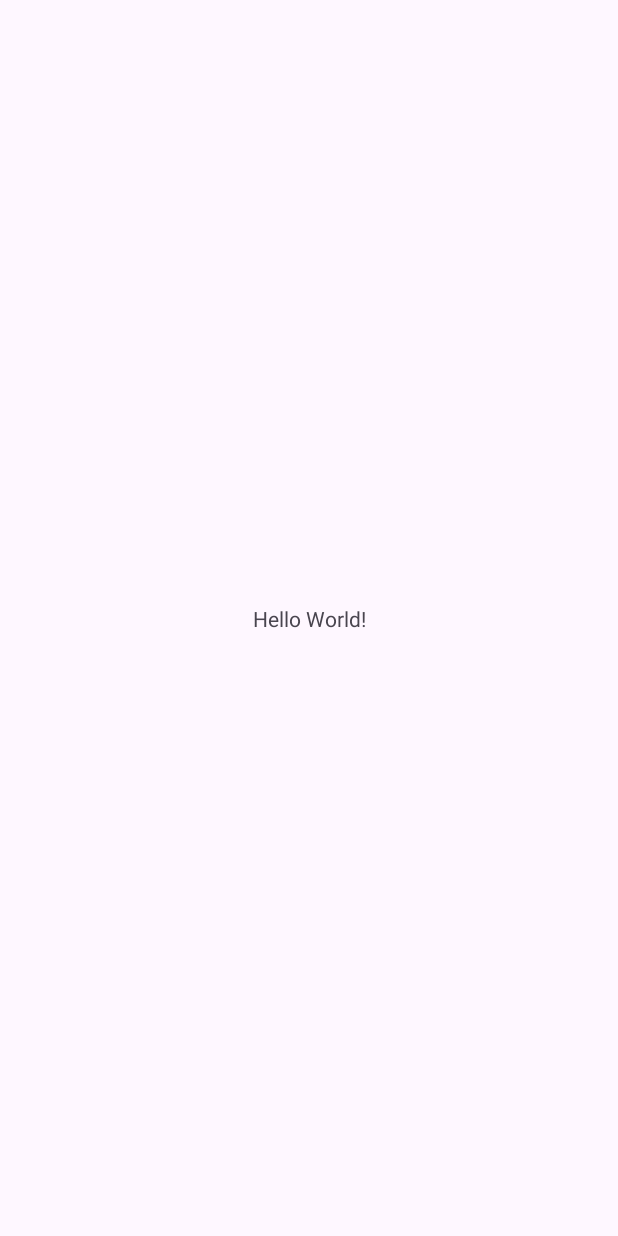
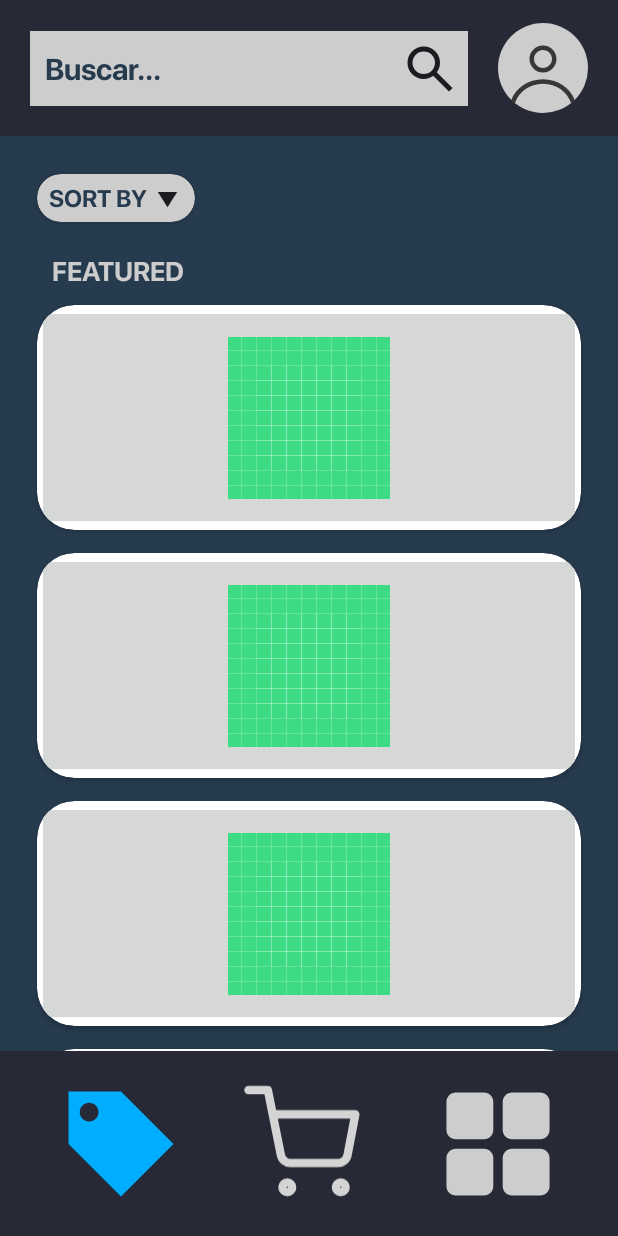
Before and after one commit to Abner0810/Ponchos_Rojos, an Android app: the screen it shows after launch (MainActivity before the commit, TiendaActivity after it), on a phone screen of 412 x 824 dp. Before the commit the screen is almost empty. Run offline under Robolectric (Android 15) with nearby library versions, the phone set to English and light mode, and no system bars.

Commit message:
TIENDA SIN FUNCIONALIDADES

```diff
--- a/app/src/main/AndroidManifest.xml
+++ b/app/src/main/AndroidManifest.xml
@@ -15,7 +15,7 @@
             android:name=".activity_login"
             android:exported="false" />
         <activity
-            android:name=".MainActivity"
+            android:name=".TiendaActivity"
             android:exported="true">
             <intent-filter>
                 <action android:name="android.intent.action.MAIN" />
--- a/app/src/main/java/com/example/ponchos_rojos/MainActivity.kt
+++ /dev/null
@@ -1,20 +0,0 @@
-package com.example.ponchos_rojos
-
-import android.os.Bundle
-import androidx.activity.enableEdgeToEdge
-import androidx.appcompat.app.AppCompatActivity
-import androidx.core.view.ViewCompat
-import androidx.core.view.WindowInsetsCompat
-
-class MainActivity : AppCompatActivity() {
-    override fun onCreate(savedInstanceState: Bundle?) {
-        super.onCreate(savedInstanceState)
-        enableEdgeToEdge()
-        setContentView(R.layout.activity_main)
-        ViewCompat.setOnApplyWindowInsetsListener(findViewById(R.id.main)) { v, insets ->
-            val systemBars = insets.getInsets(WindowInsetsCompat.Type.systemBars())
-            v.setPadding(systemBars.left, systemBars.top, systemBars.right, systemBars.bottom)
-            insets
-        }
-    }
-}
--- /dev/null
+++ b/app/src/main/java/com/example/ponchos_rojos/TiendaActivity.kt
@@ -0,0 +1,47 @@
+package com.example.ponchos_rojos
+
+import android.os.Bundle
+import android.text.Editable
+import android.text.TextWatcher
+import android.widget.EditText
+import androidx.activity.enableEdgeToEdge
+import androidx.appcompat.app.AppCompatActivity
+import androidx.core.view.ViewCompat
+import androidx.core.view.WindowInsetsCompat
+import android.widget.ImageView
+import androidx.core.view.isVisible
+
+class TiendaActivity : AppCompatActivity() {
+    override fun onCreate(savedInstanceState: Bundle?) {
+        super.onCreate(savedInstanceState)
+        enableEdgeToEdge()
+        setContentView(R.layout.activity_tienda)
+        ViewCompat.setOnApplyWindowInsetsListener(findViewById(R.id.main)) { v, insets ->
+            val systemBars = insets.getInsets(WindowInsetsCompat.Type.systemBars())
+            v.setPadding(systemBars.left, systemBars.top, systemBars.right, systemBars.bottom)
+            insets
+        }
+
+        val searchEditText = findViewById<EditText>(R.id.textview1)
+        val searchIcon = findViewById<ImageView>(R.id.imageview1)
+
+        searchEditText.addTextChangedListener(object : TextWatcher {
+            override fun beforeTextChanged(s: CharSequence?, start: Int, count: Int, after: Int) {
+            }
+
+            override fun onTextChanged(s: CharSequence?, start: Int, before: Int, count: Int) {
+
+                if (s.isNullOrEmpty()) {
+                    searchIcon.isVisible = true
+                } else {
+                    searchIcon.isVisible = false
+                }
+            }
+
+            override fun afterTextChanged(s: Editable?) {
+                // Not needed for this task
+            }
+        })
+
+    }
+}
--- /dev/null
+++ b/app/src/main/res/drawable/carrito.xml
@@ -0,0 +1,13 @@
+<vector xmlns:android="http://schemas.android.com/apk/res/android"
+    android:width="215dp"
+    android:height="209dp"
+    android:viewportWidth="215"
+    android:viewportHeight="209">
+  <path
+      android:pathData="M11.5,8.71H46.33L69.67,125.31C70.47,129.32 72.65,132.92 75.83,135.49C79.02,138.05 83,139.41 87.09,139.33H171.73C175.82,139.41 179.8,138.05 182.99,135.49C186.17,132.92 188.35,129.32 189.15,125.31L203.08,52.25H55.04M89.88,182.88C89.88,187.68 85.98,191.58 81.17,191.58C76.36,191.58 72.46,187.68 72.46,182.88C72.46,178.07 76.36,174.17 81.17,174.17C85.98,174.17 89.88,178.07 89.88,182.88ZM185.67,182.88C185.67,187.68 181.77,191.58 176.96,191.58C172.15,191.58 168.25,187.68 168.25,182.88C168.25,178.07 172.15,174.17 176.96,174.17C181.77,174.17 185.67,178.07 185.67,182.88Z"
+      android:strokeLineJoin="round"
+      android:strokeWidth="15"
+      android:fillColor="#00000000"
+      android:strokeColor="#D4D4D4"
+      android:strokeLineCap="round"/>
+</vector>
--- /dev/null
+++ b/app/src/main/res/drawable/generic_avatar.xml
@@ -0,0 +1,16 @@
+<vector xmlns:android="http://schemas.android.com/apk/res/android"
+    android:width="130dp"
+    android:height="130dp"
+    android:viewportWidth="130"
+    android:viewportHeight="130">
+  <path
+      android:pathData="M65,0L65,0A65,65 0,0 1,130 65L130,65A65,65 0,0 1,65 130L65,130A65,65 0,0 1,0 65L0,65A65,65 0,0 1,65 0z"
+      android:fillColor="#CDCDCD"/>
+  <path
+      android:pathData="M84.5,52C84.5,62.77 75.77,71.5 65,71.5C54.23,71.5 45.5,62.77 45.5,52C45.5,41.23 54.23,32.5 65,32.5C75.77,32.5 84.5,41.23 84.5,52ZM78,52C78,59.18 72.18,65 65,65C57.82,65 52,59.18 52,52C52,44.82 57.82,39 65,39C72.18,39 78,44.82 78,52Z"
+      android:fillColor="#373737"
+      android:fillType="evenOdd"/>
+  <path
+      android:pathData="M65,81.25C43.96,81.25 26.03,93.69 19.2,111.12C20.87,112.78 22.62,114.34 24.45,115.8C29.54,99.8 45.49,87.75 65,87.75C84.51,87.75 100.46,99.8 105.55,115.8C107.38,114.34 109.14,112.78 110.8,111.12C103.97,93.69 86.04,81.25 65,81.25Z"
+      android:fillColor="#373737"/>
+</vector>
--- /dev/null
+++ b/app/src/main/res/drawable/search.xml
@@ -0,0 +1,9 @@
+<vector xmlns:android="http://schemas.android.com/apk/res/android"
+    android:width="50dp"
+    android:height="50dp"
+    android:viewportWidth="104"
+    android:viewportHeight="97">
+  <path
+      android:pathData="M84.93,84.88L57.63,59.41C55.47,61.03 52.97,62.31 50.16,63.25C47.34,64.2 44.34,64.67 41.17,64.67C33.29,64.67 26.63,62.12 21.18,57.04C15.73,51.95 13,45.74 13,38.4C13,31.05 15.73,24.84 21.18,19.75C26.63,14.67 33.29,12.13 41.17,12.13C49.04,12.13 55.7,14.67 61.15,19.75C66.61,24.84 69.33,31.05 69.33,38.4C69.33,41.36 68.83,44.16 67.82,46.78C66.81,49.41 65.43,51.73 63.7,53.75L91,79.22L84.93,84.88ZM41.17,56.58C46.58,56.58 51.19,54.82 54.98,51.28C58.77,47.74 60.67,43.45 60.67,38.4C60.67,33.34 58.77,29.05 54.98,25.51C51.19,21.98 46.58,20.21 41.17,20.21C35.75,20.21 31.15,21.98 27.35,25.51C23.56,29.05 21.67,33.34 21.67,38.4C21.67,43.45 23.56,47.74 27.35,51.28C31.15,54.82 35.75,56.58 41.17,56.58Z"
+      android:fillColor="#1D1B20"/>
+</vector>
--- /dev/null
+++ b/app/src/main/res/drawable/squares_four_fill_1.xml
@@ -0,0 +1,9 @@
+<vector xmlns:android="http://schemas.android.com/apk/res/android"
+    android:width="250dp"
+    android:height="250dp"
+    android:viewportWidth="250"
+    android:viewportHeight="250">
+  <path
+      android:pathData="M117.19,54.69V101.56C117.19,105.71 115.54,109.68 112.61,112.61C109.68,115.54 105.71,117.19 101.56,117.19H54.69C50.54,117.19 46.57,115.54 43.64,112.61C40.71,109.68 39.06,105.71 39.06,101.56V54.69C39.06,50.54 40.71,46.57 43.64,43.64C46.57,40.71 50.54,39.06 54.69,39.06H101.56C105.71,39.06 109.68,40.71 112.61,43.64C115.54,46.57 117.19,50.54 117.19,54.69ZM195.31,39.06H148.44C144.29,39.06 140.32,40.71 137.39,43.64C134.46,46.57 132.81,50.54 132.81,54.69V101.56C132.81,105.71 134.46,109.68 137.39,112.61C140.32,115.54 144.29,117.19 148.44,117.19H195.31C199.46,117.19 203.43,115.54 206.36,112.61C209.29,109.68 210.94,105.71 210.94,101.56V54.69C210.94,50.54 209.29,46.57 206.36,43.64C203.43,40.71 199.46,39.06 195.31,39.06ZM101.56,132.81H54.69C50.54,132.81 46.57,134.46 43.64,137.39C40.71,140.32 39.06,144.29 39.06,148.44V195.31C39.06,199.46 40.71,203.43 43.64,206.36C46.57,209.29 50.54,210.94 54.69,210.94H101.56C105.71,210.94 109.68,209.29 112.61,206.36C115.54,203.43 117.19,199.46 117.19,195.31V148.44C117.19,144.29 115.54,140.32 112.61,137.39C109.68,134.46 105.71,132.81 101.56,132.81ZM195.31,132.81H148.44C144.29,132.81 140.32,134.46 137.39,137.39C134.46,140.32 132.81,144.29 132.81,148.44V195.31C132.81,199.46 134.46,203.43 137.39,206.36C140.32,209.29 144.29,210.94 148.44,210.94H195.31C199.46,210.94 203.43,209.29 206.36,206.36C209.29,203.43 210.94,199.46 210.94,195.31V148.44C210.94,144.29 209.29,140.32 206.36,137.39C203.43,134.46 199.46,132.81 195.31,132.81Z"
+      android:fillColor="#CDCDCD"/>
+</vector>
--- /dev/null
+++ b/app/src/main/res/drawable/tag_1.xml
@@ -0,0 +1,9 @@
+<vector xmlns:android="http://schemas.android.com/apk/res/android"
+    android:width="207dp"
+    android:height="207dp"
+    android:viewportWidth="207"
+    android:viewportHeight="207">
+  <path
+      android:pathData="M103.5,12.94H12.94V103.5L103.5,194.06L194.06,103.5L103.5,12.94ZM48.52,64.69C44.23,64.69 40.11,62.98 37.08,59.95C34.05,56.92 32.34,52.8 32.34,48.52C32.34,44.23 34.05,40.11 37.08,37.08C40.11,34.05 44.23,32.34 48.52,32.34C52.8,32.34 56.92,34.05 59.95,37.08C62.98,40.11 64.69,44.23 64.69,48.52C64.69,52.8 62.98,56.92 59.95,59.95C56.92,62.98 52.8,64.69 48.52,64.69Z"
+      android:fillColor="#00AEFF"/>
+</vector>
--- /dev/null
+++ b/app/src/main/res/drawable/triangle.xml
@@ -0,0 +1,5 @@
+<vector xmlns:android="http://schemas.android.com/apk/res/android" android:height="22dp" android:viewportHeight="55" android:viewportWidth="55" android:width="22dp">
+
+    <path android:fillColor="#1D1B20" android:pathData="M11.458,18.333H43.542L27.5,43.542L11.458,18.333Z"/>
+
+</vector>
--- a/app/src/main/res/layout/activity_main.xml
+++ /dev/null
@@ -1,19 +0,0 @@
-<?xml version="1.0" encoding="utf-8"?>
-<androidx.constraintlayout.widget.ConstraintLayout xmlns:android="http://schemas.android.com/apk/res/android"
-    xmlns:app="http://schemas.android.com/apk/res-auto"
-    xmlns:tools="http://schemas.android.com/tools"
-    android:id="@+id/main"
-    android:layout_width="match_parent"
-    android:layout_height="match_parent"
-    tools:context=".MainActivity">
-
-    <TextView
-        android:layout_width="wrap_content"
-        android:layout_height="wrap_content"
-        android:text="Hello World!"
-        app:layout_constraintBottom_toBottomOf="parent"
-        app:layout_constraintEnd_toEndOf="parent"
-        app:layout_constraintStart_toStartOf="parent"
-        app:layout_constraintTop_toTopOf="parent" />
-
-</androidx.constraintlayout.widget.ConstraintLayout>
--- /dev/null
+++ b/app/src/main/res/layout/activity_tienda.xml
@@ -0,0 +1,247 @@
+<?xml version="1.0" encoding="utf-8"?>
+<androidx.constraintlayout.widget.ConstraintLayout xmlns:android="http://schemas.android.com/apk/res/android"
+    xmlns:app="http://schemas.android.com/apk/res-auto"
+    xmlns:tools="http://schemas.android.com/tools"
+    android:id="@+id/main"
+    android:layout_width="match_parent"
+    android:layout_height="match_parent"
+    android:background="@color/grayBlue"
+    tools:context=".TiendaActivity">
+
+    <androidx.constraintlayout.widget.ConstraintLayout
+        android:id="@+id/topbar"
+        android:layout_width="match_parent"
+        android:layout_height="0dp"
+        android:background="@color/grayBlue"
+        app:layout_constraintEnd_toEndOf="parent"
+        app:layout_constraintHeight_percent="0.11"
+        app:layout_constraintStart_toStartOf="parent"
+        app:layout_constraintTop_toTopOf="parent">
+
+        <EditText
+            android:id="@+id/textview1"
+            android:layout_width="0dp"
+            android:layout_height="50dp"
+            android:layout_marginLeft="20dp"
+            android:layout_marginTop="25dp"
+            android:layout_marginRight="20dp"
+            android:layout_marginBottom="25dp"
+            android:autofillHints="null"
+            android:background="@color/grayWhite"
+            android:fontFamily="@font/sf_pro_bold"
+            android:gravity="center_vertical|start"
+            android:hint="@string/Buscar"
+            android:inputType="text"
+            android:paddingLeft="10dp"
+            android:paddingRight="10dp"
+            android:textColor="@color/deepBlue"
+            android:textColorHint="@color/deepBlue"
+            android:textSize="20sp"
+            app:layout_constraintBottom_toBottomOf="parent"
+            app:layout_constraintEnd_toStartOf="@id/imageview2"
+            app:layout_constraintStart_toStartOf="parent"
+            app:layout_constraintTop_toTopOf="parent" />
+
+        <ImageView
+            android:id="@+id/imageview1"
+            android:layout_width="40dp"
+            android:layout_height="0dp"
+            android:layout_marginRight="5dp"
+            android:src="@drawable/search"
+            app:layout_constraintBottom_toBottomOf="@id/textview1"
+            app:layout_constraintDimensionRatio="1:1"
+            app:layout_constraintEnd_toEndOf="@id/textview1"
+            app:layout_constraintTop_toTopOf="@id/textview1" />
+
+        <ImageView
+            android:id="@+id/imageview2"
+            android:layout_width="60dp"
+            android:layout_height="60dp"
+            android:layout_marginTop="10dp"
+            android:layout_marginRight="20dp"
+            android:layout_marginBottom="10dp"
+            android:src="@drawable/generic_avatar"
+            app:layout_constraintBottom_toBottomOf="parent"
+            app:layout_constraintEnd_toEndOf="parent"
+            app:layout_constraintStart_toEndOf="@id/textview1"
+            app:layout_constraintTop_toTopOf="parent" />
+    </androidx.constraintlayout.widget.ConstraintLayout>
+
+    <androidx.core.widget.NestedScrollView
+        android:layout_width="0dp"
+        android:layout_height="0dp"
+        android:background="@color/deepBlue"
+        app:layout_constraintBottom_toTopOf="@+id/bottombar"
+        app:layout_constraintEnd_toEndOf="parent"
+        app:layout_constraintStart_toStartOf="parent"
+        app:layout_constraintTop_toBottomOf="@+id/topbar">
+
+        <androidx.constraintlayout.widget.ConstraintLayout
+            android:id="@+id/nestedlayout1"
+            android:layout_width="match_parent"
+            android:layout_height="match_parent"
+            app:layout_constraintStart_toStartOf="parent"
+            app:layout_constraintTop_toTopOf="parent">
+
+            <androidx.constraintlayout.widget.Guideline
+                android:id="@+id/LeftGuideline"
+                android:layout_width="wrap_content"
+                android:layout_height="wrap_content"
+                android:orientation="vertical"
+                app:layout_constraintGuide_begin="25dp"></androidx.constraintlayout.widget.Guideline>
+
+            <androidx.constraintlayout.widget.Guideline
+                android:id="@+id/RightGuideline"
+                android:layout_width="wrap_content"
+                android:layout_height="wrap_content"
+                android:orientation="vertical"
+                app:layout_constraintGuide_end="25dp"></androidx.constraintlayout.widget.Guideline>
+
+            <androidx.cardview.widget.CardView
+                android:id="@+id/nestedtext1"
+                android:layout_width="105dp"
+                android:layout_height="32dp"
+                android:layout_marginTop="25dp"
+                app:cardBackgroundColor="@color/grayWhite"
+                app:cardCornerRadius="25dp"
+                app:layout_constraintStart_toStartOf="@id/LeftGuideline"
+                app:layout_constraintTop_toTopOf="parent">
+
+                <TextView
+                    android:layout_width="match_parent"
+                    android:layout_height="match_parent"
+                    android:drawableEnd="@drawable/triangle"
+                    android:fontFamily="@font/sf_pro_bold"
+                    android:gravity="center|left"
+                    android:paddingLeft="8dp"
+                    android:paddingRight="7dp"
+                    android:text="@string/sort_by"
+                    android:textColor="@color/deepBlue"
+                    android:textSize="16dp"
+                    app:layout_constraintStart_toStartOf="parent"
+                    app:layout_constraintTop_toTopOf="parent" />
+            </androidx.cardview.widget.CardView>
+
+            <TextView
+                android:id="@+id/FeaturedNestedText"
+                android:layout_width="90dp"
+                android:layout_height="25dp"
+                android:layout_marginLeft="10dp"
+                android:layout_marginTop="20dp"
+                android:fontFamily="@font/sf_pro_bold"
+                android:text="FEATURED"
+                android:textColor="@color/grayWhite"
+                android:textSize="18sp"
+                android:textStyle="bold"
+                app:layout_constraintStart_toStartOf="@id/nestedtext1"
+                app:layout_constraintTop_toBottomOf="@id/nestedtext1" />
+
+            <androidx.cardview.widget.CardView
+                android:id="@+id/game1"
+                android:layout_width="0dp"
+                android:layout_height="150dp"
+                android:layout_marginTop="10dp"
+                app:cardCornerRadius="25dp"
+                app:layout_constraintEnd_toEndOf="@id/RightGuideline"
+                app:layout_constraintStart_toStartOf="@id/LeftGuideline"
+                app:layout_constraintTop_toBottomOf="@id/FeaturedNestedText">
+
+                <ImageButton
+                    android:layout_width="match_parent"
+                    android:layout_height="match_parent"
+                    android:src="@drawable/ic_launcher_background" />
+            </androidx.cardview.widget.CardView>
+
+            <androidx.cardview.widget.CardView
+                android:id="@+id/game2"
+                android:layout_width="0dp"
+                android:layout_height="150dp"
+                android:layout_marginTop="15dp"
+                app:cardCornerRadius="25dp"
+                app:layout_constraintEnd_toEndOf="@id/game1"
+                app:layout_constraintStart_toStartOf="@id/game1"
+                app:layout_constraintTop_toBottomOf="@id/game1">
+
+                <ImageButton
+                    android:layout_width="match_parent"
+                    android:layout_height="match_parent"
+                    android:src="@drawable/ic_launcher_background" />
+            </androidx.cardview.widget.CardView>
+
+            <androidx.cardview.widget.CardView
+                android:id="@+id/game3"
+                android:layout_width="0dp"
+                android:layout_height="150dp"
+                android:layout_marginTop="15dp"
+                app:cardCornerRadius="25dp"
+                app:layout_constraintEnd_toEndOf="@id/game2"
+                app:layout_constraintStart_toStartOf="@id/game2"
+                app:layout_constraintTop_toBottomOf="@id/game2">
+
+                <ImageButton
+                    android:layout_width="match_parent"
+                    android:layout_height="match_parent"
+                    android:src="@drawable/ic_launcher_background" />
+            </androidx.cardview.widget.CardView>
+
+            <androidx.cardview.widget.CardView
+                android:id="@+id/game4"
+                android:layout_width="0dp"
+                android:layout_height="150dp"
+                android:layout_marginTop="15dp"
+                app:cardCornerRadius="25dp"
+                app:layout_constraintEnd_toEndOf="@id/game3"
+                app:layout_constraintStart_toStartOf="@id/game3"
+                app:layout_constraintTop_toBottomOf="@id/game3">
+
+                <ImageButton
+                    android:layout_width="match_parent"
+                    android:layout_height="match_parent"
+                    android:src="@drawable/ic_launcher_background" />
+            </androidx.cardview.widget.CardView>
+        </androidx.constraintlayout.widget.ConstraintLayout>
+    </androidx.core.widget.NestedScrollView>
+
+    <androidx.constraintlayout.widget.ConstraintLayout
+        android:id="@+id/bottombar"
+        android:layout_width="match_parent"
+        android:layout_height="0dp"
+        android:background="@color/grayBlue"
+        app:layout_constraintBottom_toBottomOf="parent"
+        app:layout_constraintEnd_toEndOf="parent"
+        app:layout_constraintHeight_percent="0.15"
+        app:layout_constraintStart_toStartOf="parent">
+
+        <ImageView
+            android:id="@+id/imageview3"
+            android:layout_width="90dp"
+            android:layout_height="90dp"
+            android:paddingRight="10dp"
+            android:src="@drawable/carrito"
+            app:layout_constraintBottom_toBottomOf="parent"
+            app:layout_constraintEnd_toEndOf="parent"
+            app:layout_constraintStart_toStartOf="parent"
+            app:layout_constraintTop_toTopOf="parent" />
+
+        <ImageView
+            android:id="@+id/imageview4"
+            android:layout_width="100dp"
+            android:layout_height="100dp"
+            android:src="@drawable/squares_four_fill_1"
+            app:layout_constraintBottom_toBottomOf="parent"
+            app:layout_constraintEnd_toEndOf="parent"
+            app:layout_constraintStart_toEndOf="@id/imageview3"
+            app:layout_constraintTop_toTopOf="parent" />
+
+        <ImageView
+            android:id="@+id/imageview5"
+            android:layout_width="80dp"
+            android:layout_height="80dp"
+            android:src="@drawable/tag_1"
+            app:layout_constraintBottom_toBottomOf="parent"
+            app:layout_constraintEnd_toStartOf="@id/imageview3"
+            app:layout_constraintStart_toStartOf="parent"
+            app:layout_constraintTop_toTopOf="parent" />
+    </androidx.constraintlayout.widget.ConstraintLayout>
+
+</androidx.constraintlayout.widget.ConstraintLayout>
--- a/app/src/main/res/values/strings.xml
+++ b/app/src/main/res/values/strings.xml
@@ -1,3 +1,5 @@
 <resources>
     <string name="app_name">Ponchos_Rojos</string>
+    <string name="Buscar">Buscar...</string>
+    <string name="sort_by">SORT BY</string>
 </resources>
--- a/app/src/main/res/values/themes.xml
+++ b/app/src/main/res/values/themes.xml
@@ -1,8 +1,10 @@
 <resources xmlns:tools="http://schemas.android.com/tools">
     <!-- Base application theme. -->
     <style name="Base.Theme.Ponchos_Rojos" parent="Theme.Material3.DayNight.NoActionBar">
+        <item name="android:statusBarColor">@color/grayBlue</item>
         <!-- Customize your light theme here. -->
         <!-- <item name="colorPrimary">@color/my_light_primary</item> -->
+        <item name="android:navigationBarColor">@color/grayBlue</item>
     </style>
 
     <style name="Theme.Ponchos_Rojos" parent="Base.Theme.Ponchos_Rojos" />
```
